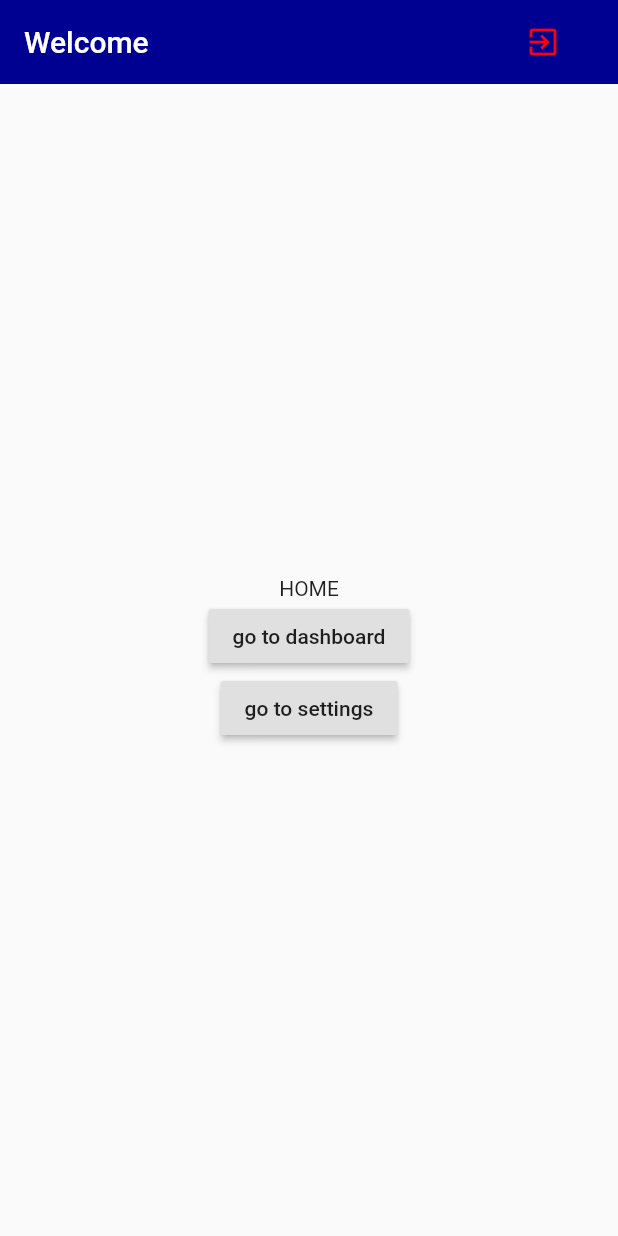
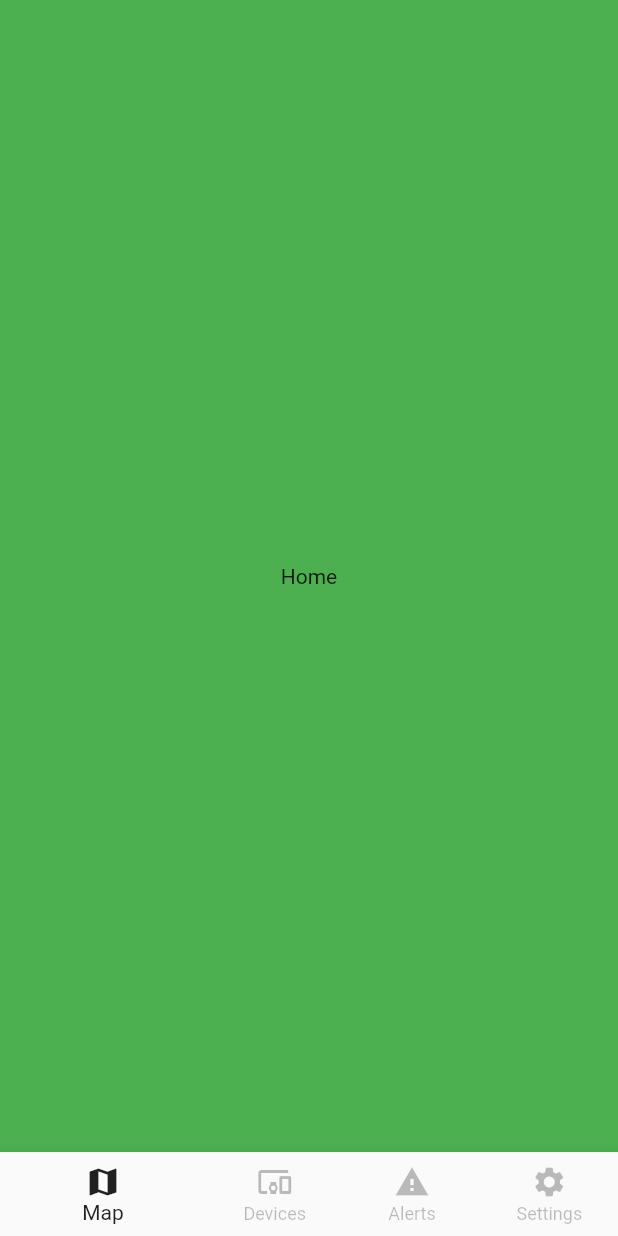
Before and after one commit to rcauquil/traveltheworld, a Flutter app: the screen it shows once a user with an empty profile is signed in, on a phone screen of 412 x 824 dp. Run offline on Flutter 3.47's test engine with Material 2 defaults, Android fonts, the phone set to English and light mode, and no system bars; our stand-ins replace firebase_auth, google_sign_in; accounts and stored records are empty.

```diff
--- a/lib/screens/authenticate/sign_in.dart
+++ b/lib/screens/authenticate/sign_in.dart
@@ -1,4 +1,5 @@
 import 'package:flutter/material.dart';
+import 'package:traveltheworld/models/user.dart';
 import 'package:traveltheworld/services/auth.dart';
 
 class SignIn extends StatelessWidget {
@@ -16,7 +17,7 @@ class SignIn extends StatelessWidget {
             child: RaisedButton(
               child: Text('Google Sign In'),
               onPressed: () async {
-                dynamic user = await _auth.signInGoogle();
+                final UserModel user = await _auth.signInGoogle();
 
                 if (user == null) {
                   print('error signing in');
--- a/lib/screens/home/home.dart
+++ b/lib/screens/home/home.dart
@@ -1,114 +1,63 @@
 import 'package:flutter/material.dart';
+import 'package:traveltheworld/screens/placeholder/placeholder.dart';
 import 'package:provider/provider.dart';
 import 'package:traveltheworld/models/user.dart';
-import 'package:traveltheworld/services/auth.dart';
 
-class Home extends StatelessWidget {
+class Home extends StatefulWidget {
+  @override
+  _HomeState createState() => _HomeState();
+}
 
-  final AuthService _auth = AuthService();
+class _HomeState extends State<Home> {
+  int _currentBarIndex = 0;
 
   @override
   Widget build(BuildContext context) {
-    final user = Provider.of<UserModel>(context);
+    final UserModel user = Provider.of<UserModel>(context, listen: false);
+
+    final List<Widget> _children = [
+      PlaceholderWidget(Colors.green, 'Home'),
+      PlaceholderWidget(Colors.yellow, 'Message'),
+      PlaceholderWidget(Colors.orange, 'Warning'),
+      PlaceholderWidget(Colors.red, user.uid)
+    ];
+
+    void _onItemTap(int index) {
+      setState(() {
+        if (_currentBarIndex != index) {
+          _currentBarIndex = index;
+        }
+      });
+    }
 
     return Scaffold(
-      backgroundColor: Colors.brown[50],
-      appBar: AppBar(
-        title: Text('Welcome'),
-        backgroundColor: Theme.of(context).primaryColor,
-        elevation: 0.0,
-        actions: <Widget>[
-          FlatButton.icon(
-            onPressed: () async {
-              await _auth.signOut();
-            },
-            icon: Icon(Icons.exit_to_app),
-            textColor: Theme.of(context).accentColor,
-            label: Text(''),
-          )
+      body: _children[_currentBarIndex],
+      bottomNavigationBar: BottomNavigationBar(
+        selectedItemColor: Colors.black87,
+        unselectedItemColor: Colors.black26,
+        showSelectedLabels: true,
+        showUnselectedLabels: true,
+        currentIndex: _currentBarIndex,
+        onTap: _onItemTap,
+        items: [
+          BottomNavigationBarItem(
+            icon: Icon(Icons.map),
+            title: Text('Map'),
+          ),
+          BottomNavigationBarItem(
+            icon: Icon(Icons.devices_other),
+            title: Text('Devices'),
+          ),
+          BottomNavigationBarItem(
+            icon: Icon(Icons.warning),
+            title: Text('Alerts')
+          ),
+          BottomNavigationBarItem(
+            icon: Icon(Icons.settings),
+            title: Text('Settings')
+          ),
         ],
-      ),
-      body: Navigator(
-        initialRoute: '/',
-        onGenerateRoute: Router.generateRoute,
       ),
     );
   }
 }
-
-class Router {
-  static Route<dynamic> generateRoute(RouteSettings settings) {
-    switch (settings.name) {
-      case '/':
-        return MaterialPageRoute(builder: (context) {
-          return Scaffold(
-            body: Center(
-              child: Column(
-                mainAxisAlignment: MainAxisAlignment.center,
-                crossAxisAlignment: CrossAxisAlignment.center,
-                children: <Widget>[
-                  Text('HOME'),
-                  RaisedButton(
-                    onPressed: () => Navigator.pushNamed(context, '/dashboard'),
-                    child: Text('go to dashboard'),
-                  ),
-                  RaisedButton(
-                    onPressed: () => Navigator.pushNamed(context, '/settings'),
-                    child: Text('go to settings'),
-                  ),
-                ],
-              ),
-            ),
-          );
-        });
-      case '/dashboard':
-        return MaterialPageRoute(builder: (context) {
-          return Scaffold(
-            body: Center(
-              child: Column(
-                mainAxisAlignment: MainAxisAlignment.center,
-                crossAxisAlignment: CrossAxisAlignment.center,
-                children: <Widget>[
-                  Text('DASHBOARD'),
-                  RaisedButton(
-                    onPressed: () => Navigator.pushNamed(context, '/settings'),
-                    child: Text('go to settings'),
-                  ),
-                  RaisedButton(
-                    onPressed: () => Navigator.pushReplacementNamed(context, '/'),
-                    child: Text('back to home'),
-                  ),
-                ],
-              ),
-            ),
-          );
-        });
-      case '/settings':
-        return MaterialPageRoute(builder: (context) {
-          return Scaffold(
-            body: Center(
-              child: Column(
-                mainAxisAlignment: MainAxisAlignment.center,
-                crossAxisAlignment: CrossAxisAlignment.center,
-                children: <Widget>[
-                  Text('SETTINGS'),
-                  RaisedButton(
-                    onPressed: () => Navigator.pushReplacementNamed(context, '/'),
-                    child: Text('back to home'),
-                  ),
-                ],
-              ),
-            ),
-          );
-        });
-      default:
-        return MaterialPageRoute(builder: (_) {
-          return Scaffold(
-            body: Center(
-              child: Text('No route defined for ${settings.name}'),
-            ),
-          );
-        });
-    }
-  }
-}
--- /dev/null
+++ b/lib/screens/placeholder/placeholder.dart
@@ -0,0 +1,21 @@
+import 'package:flutter/material.dart';
+
+class PlaceholderWidget extends StatelessWidget {
+ final Color color;
+ final String text;
+
+ PlaceholderWidget(this.color, this.text);
+
+ @override
+ Widget build(BuildContext context) {
+
+   print('$color : $text');
+
+   return Container(
+     color: color,
+     child: Center(
+       child: Text(text)
+     ),
+   );
+ }
+}
--- a/pubspec.yaml
+++ b/pubspec.yaml
@@ -1,5 +1,5 @@
 name: traveltheworld
-description: A new Flutter project.
+description: Project test.
 
 # The following defines the version and build number for your application.
 # A version number is three numbers separated by dots, like 1.2.43
@@ -28,7 +28,7 @@ dependencies:
 
   # The following adds the Cupertino Icons font to your application.
   # Use with the CupertinoIcons class for iOS style icons.
-  cupertino_icons: ^0.1.2
+  # cupertino_icons: ^0.1.2
 
 dev_dependencies:
   flutter_test:
```
Also changed, not shown: lib/main.dart (line endings or trailing spaces), pubspec.lock.
